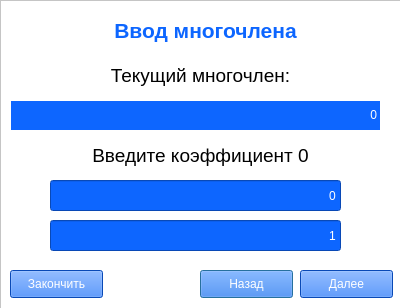
First picture: the form in gui/uis/P_modules_Window_input.ui, repository KirsonBrz/DM_colloquium_2019, before the edit.
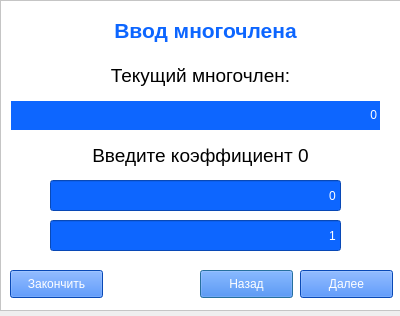
Second picture: the form after the edit.

```diff
--- a/gui/uis/P_modules_Window_input.ui
+++ b/gui/uis/P_modules_Window_input.ui
@@ -7,7 +7,7 @@
     <x>0</x>
     <y>0</y>
     <width>400</width>
-    <height>308</height>
+    <height>316</height>
    </rect>
   </property>
   <property name="windowTitle">
```
Left out of the diff: 2 changed lines with no effect on the pictures.
